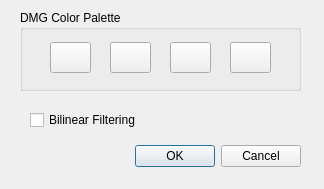
Above: platforms/qt-shared/VideoSettings.ui from drhelius/Gearboy before the change. Below: the same form after it.
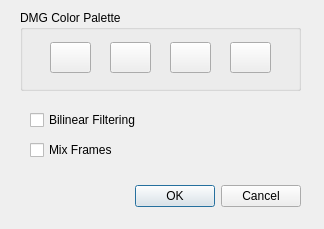
That is the form after the change.

Commit message: toggle mix frames on video settings dialog

```diff
--- a/platforms/qt-shared/VideoSettings.ui
+++ b/platforms/qt-shared/VideoSettings.ui
@@ -10,7 +10,7 @@
     <x>0</x>
     <y>0</y>
     <width>324</width>
-    <height>189</height>
+    <height>229</height>
    </rect>
   </property>
   <property name="windowTitle">
@@ -23,7 +23,7 @@
    <property name="geometry">
     <rect>
      <x>10</x>
-     <y>140</y>
+     <y>180</y>
      <width>291</width>
      <height>32</height>
     </rect>
@@ -105,7 +105,7 @@
     <rect>
      <x>30</x>
      <y>110</y>
-     <width>141</width>
+     <width>161</width>
      <height>20</height>
     </rect>
    </property>
@@ -113,6 +113,19 @@
     <string>Bilinear Filtering</string>
    </property>
   </widget>
+  <widget class="QCheckBox" name="checkBoxMix">
+   <property name="geometry">
+    <rect>
+     <x>30</x>
+     <y>140</y>
+     <width>161</width>
+     <height>20</height>
+    </rect>
+   </property>
+   <property name="text">
+    <string>Mix Frames</string>
+   </property>
+  </widget>
  </widget>
  <resources/>
  <connections>
```
The commit also changes 6 other files.
